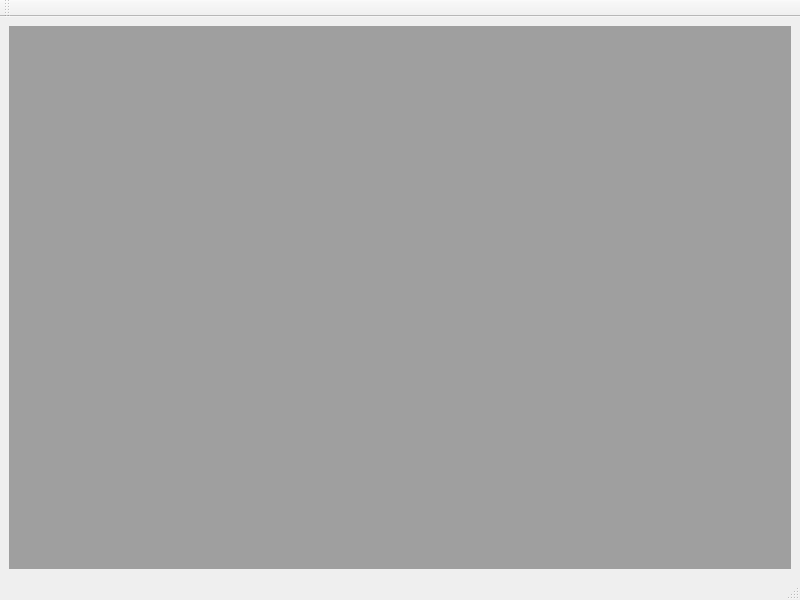
Above: src/commapp.ui from GCodeProjects/GCodeWorkShop before the change. Below: the same form after it.
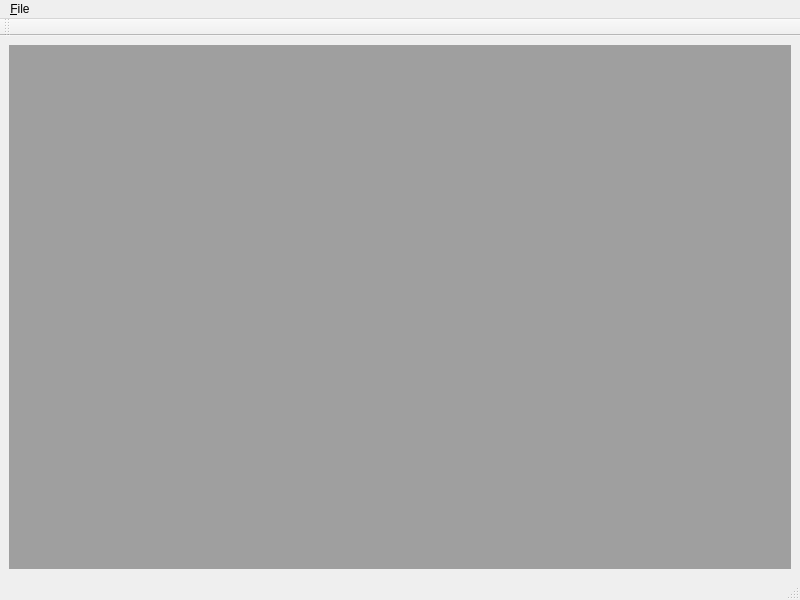
That is the form after the change. Icons and pictures are not drawn.

Diff of the .ui file:
```diff
--- a/src/commapp.ui
+++ b/src/commapp.ui
@@ -52,6 +52,12 @@
      <height>19</height>
     </rect>
    </property>
+   <widget class="QMenu" name="menu_File">
+    <property name="title">
+     <string>&amp;File</string>
+    </property>
+   </widget>
+   <addaction name="menu_File"/>
   </widget>
   <widget class="QStatusBar" name="statusbar"/>
   <widget class="QToolBar" name="toolBar">
```
